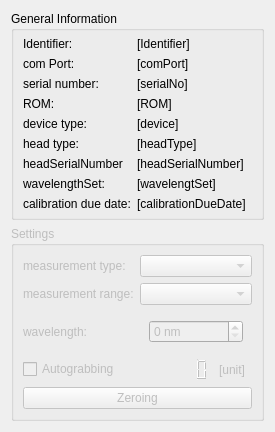
itom-project/plugins, file OphirPowermeter/dockWidgetOphirPowermeter.ui: the form before one commit.
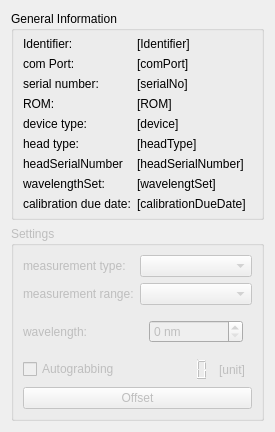
The form after the commit.

```diff
--- a/OphirPowermeter/dockWidgetOphirPowermeter.ui
+++ b/OphirPowermeter/dockWidgetOphirPowermeter.ui
@@ -296,7 +296,7 @@
       <item row="4" column="0" colspan="2">
        <widget class="QPushButton" name="pushButtonZeroing">
         <property name="text">
-         <string>Zeroing</string>
+         <string>Offset</string>
         </property>
        </widget>
       </item>
```
Left out of the diff: 2 changed lines with no effect on the pictures.
